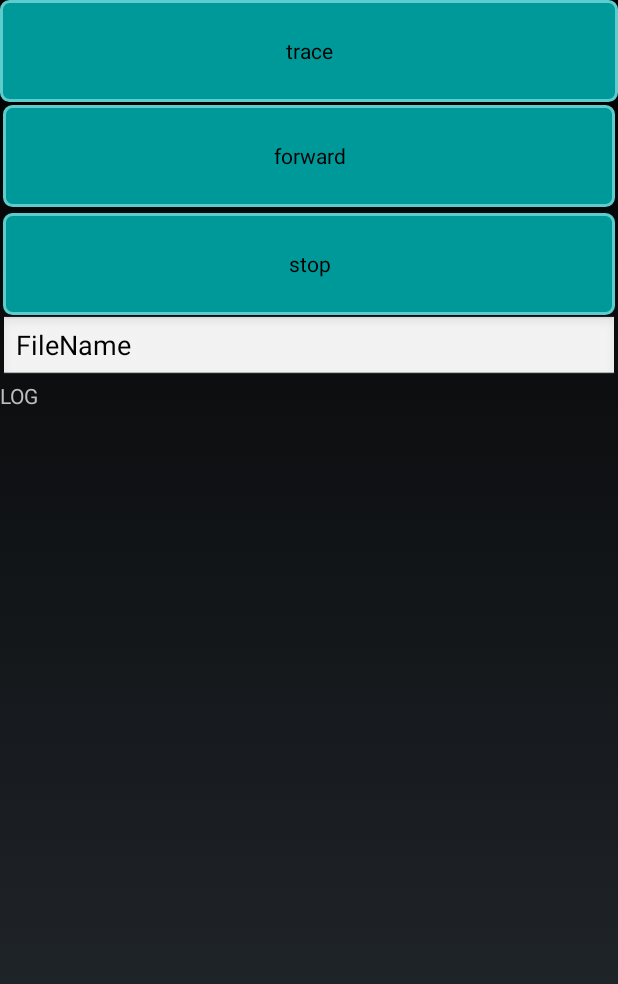
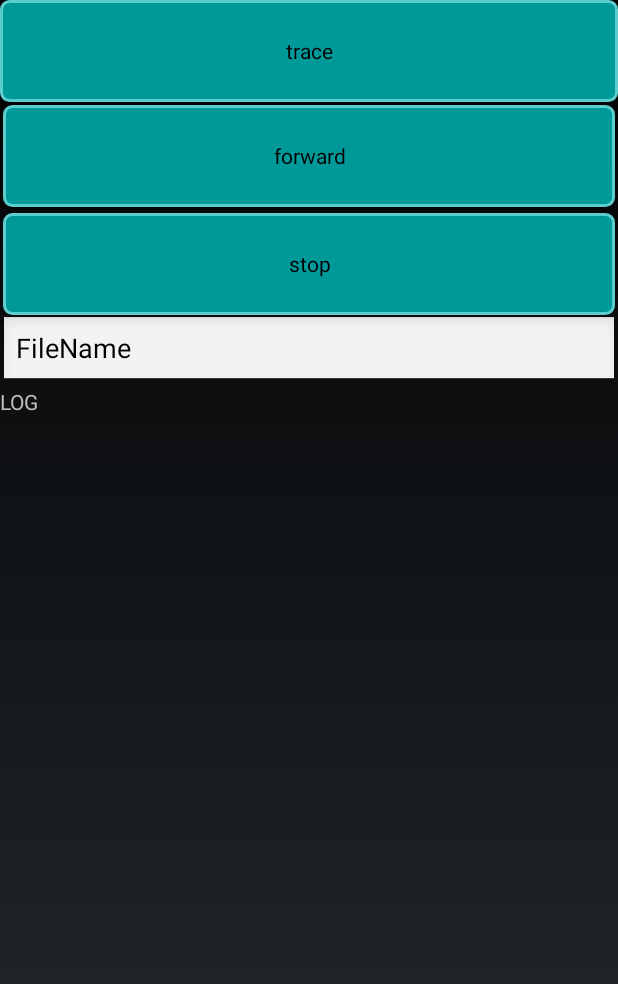
Before and after one commit to beschoof/XCar8, an Android app: the layout activity_menu.xml on its own in the app's theme, with its tools: preview values and no code run, on a phone screen of 412 x 824 dp. Shown: the top 984 px of the screen. Run offline under Robolectric (Android 15) with nearby library versions, the phone set to English and light mode, and no system bars.

```diff
--- a/app/src/main/res/layout/activity_menu.xml
+++ b/app/src/main/res/layout/activity_menu.xml
@@ -2,7 +2,7 @@
     xmlns:tools="http://schemas.android.com/tools"
     android:layout_width="match_parent"
     android:layout_height="match_parent"
-    android:layout_alignParentLeft="true"
+    android:layout_alignParentStart="true"
     android:layout_alignParentTop="true"
     android:orientation="vertical"
     tools:context=".MainActivity" >
@@ -42,26 +42,24 @@
 
     <EditText
         android:id="@+id/MissionFileName"
-        android:text="FileName"
-        android:layout_height="44dp"
         android:layout_width="match_parent"
+        android:layout_height="48dp"
+        android:ems="10"
         android:inputType="textPersonName"
-        android:ems="10"
-        />
+        android:text="FileName" />
 
     <TextView
         android:id="@+id/logText1"
         android:layout_width="match_parent"
         android:layout_height="wrap_content"
         android:ems="10"
-        android:text="LOG"
-        android:inputType="textMultiLine"
-        android:scrollbars="vertical"
-        android:scrollbarStyle="insideOverlay"
         android:fadeScrollbars="true"
         android:fadingEdge="vertical"
-        >
-    </TextView>
+        android:inputType="textMultiLine"
+        android:minHeight="48dp"
+        android:scrollbarStyle="insideOverlay"
+        android:scrollbars="vertical"
+        android:text="LOG"></TextView>
 
 
 </LinearLayout>
```
Also changed, not shown: app/src/main/java/com/example/xcar8/MainActivity.java (+15 -16 lines), 1 other file.
